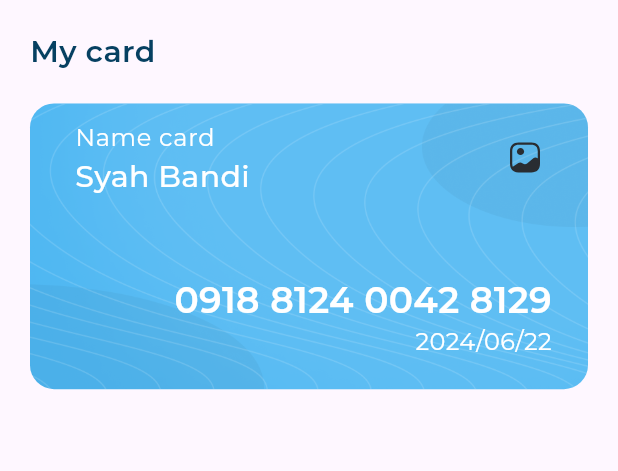
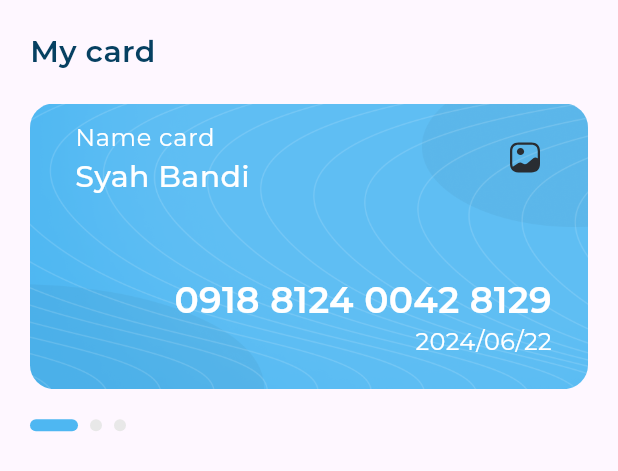
Before and after one commit to MohammadBeta/Expenses-UI, a Flutter app: the MyCardSection widget shown alone on an empty page, opened directly, on a phone screen of 412 x 824 dp. Shown: the top 471 px of the screen. Run offline on Flutter 3.47's test engine with Material 3 defaults, Android fonts, the phone set to English and light mode, and no system bars; drawn by our look-alikes of expandable_page_view; our stand-ins replace flutter_svg; project files that could hold a hidden picture were left out.

Commit message:
finish my card

```diff
--- /dev/null
+++ b/expenses_ui__application/lib/features/dashborad/presentaion/widgets/card_and_transations_section.dart
@@ -0,0 +1,20 @@
+import 'package:flutter/material.dart';
+
+import 'my_card_section.dart';
+
+class CardAndTransationsSection extends StatelessWidget {
+  const CardAndTransationsSection({super.key});
+
+  @override
+  Widget build(BuildContext context) {
+    return const Padding(
+      padding: EdgeInsets.only(top: 40, left: 12, right: 12),
+      child: Column(
+        crossAxisAlignment: CrossAxisAlignment.start,
+        children: [
+          MyCardSection(),
+        ],
+      ),
+    );
+  }
+}
--- /dev/null
+++ b/expenses_ui__application/lib/features/dashborad/presentaion/widgets/dots_indicator_row.dart
@@ -0,0 +1,26 @@
+import 'package:flutter/material.dart';
+
+class DotsindicatorRow extends StatelessWidget {
+  const DotsindicatorRow({super.key, required this.selectedIndex});
+  final int selectedIndex;
+
+  @override
+  Widget build(BuildContext context) {
+    return Row(
+      children: [
+        ...List.generate(3, (index) {
+          return Container(
+            margin: const EdgeInsets.only(right: 8),
+            height: 8,
+            width: index == selectedIndex ? 32 : 8,
+            decoration: BoxDecoration(
+                color: index == selectedIndex
+                    ? const Color(0xff4EB7F2)
+                    : const Color(0xffE8E8E8),
+                borderRadius: BorderRadius.circular(12)),
+          );
+        }),
+      ],
+    );
+  }
+}
--- a/expenses_ui__application/lib/features/dashborad/presentaion/widgets/layouts/desktop_dashborad_view.dart
+++ b/expenses_ui__application/lib/features/dashborad/presentaion/widgets/layouts/desktop_dashborad_view.dart
@@ -2,7 +2,8 @@ import 'package:expenses_ui__application/features/dashborad/presentaion/widgets/
 import 'package:expenses_ui__application/features/dashborad/presentaion/widgets/expenses.dart';
 import 'package:flutter/material.dart';
 
-import '../my_card.dart';
+import '../card_and_transations_section.dart';
+import '../my_card_section.dart';
 
 class DesktopDashboradView extends StatelessWidget {
   const DesktopDashboradView({super.key});
--- /dev/null
+++ b/expenses_ui__application/lib/features/dashborad/presentaion/widgets/my_card_section.dart
@@ -0,0 +1,66 @@
+import 'package:expandable_page_view/expandable_page_view.dart';
+import 'package:expenses_ui__application/core/utilis/constatnts/app_styles.dart';
+import 'package:expenses_ui__application/features/dashborad/presentaion/widgets/my_card_widget.dart';
+import 'package:flutter/material.dart';
+
+import 'dots_indicator_row.dart';
+
+class MyCardSection extends StatefulWidget {
+  const MyCardSection({super.key});
+
+  @override
+  State<MyCardSection> createState() => _MyCardSectionState();
+}
+
+class _MyCardSectionState extends State<MyCardSection> {
+  late PageController pageController;
+  int curIndex = 0;
+  @override
+  void initState() {
+    super.initState();
+    pageController = PageController();
+    pageController.addListener(() {
+      curIndex = pageController.page!.toInt();
+      setState(() {});
+    });
+  }
+
+  @override
+  void dispose() {
+    super.dispose();
+    pageController.dispose();
+  }
+
+  @override
+  Widget build(BuildContext context) {
+    return Padding(
+      padding: const EdgeInsets.all(20),
+      child: Column(
+        crossAxisAlignment: CrossAxisAlignment.start,
+        children: [
+          const Text(
+            "My card",
+            style: AppStyles.styleSemiBold20,
+          ),
+          const SizedBox(
+            height: 20,
+          ),
+          ExpandablePageView(
+            controller: pageController,
+            children: const [
+              MyCardWidget(),
+              MyCardWidget(),
+              MyCardWidget(),
+            ],
+          ),
+          const SizedBox(
+            height: 20,
+          ),
+          DotsindicatorRow(
+            selectedIndex: curIndex,
+          )
+        ],
+      ),
+    );
+  }
+}
--- a/expenses_ui__application/lib/features/dashborad/presentaion/widgets/my_card.dart
+++ b/expenses_ui__application/lib/features/dashborad/presentaion/widgets/my_card_widget.dart
@@ -1,26 +1,15 @@
-import 'package:expenses_ui__application/core/utilis/constatnts/app_images.dart';
-import 'package:expenses_ui__application/core/utilis/constatnts/app_styles.dart';
 import 'package:flutter/material.dart';
 import 'package:flutter_svg/flutter_svg.dart';
 
-class MyCardSection extends StatelessWidget {
-  const MyCardSection({super.key});
+import '../../../../core/utilis/constatnts/app_images.dart';
+import '../../../../core/utilis/constatnts/app_styles.dart';
+
+class MyCardWidget extends StatelessWidget {
+  const MyCardWidget({super.key});
 
   @override
   Widget build(BuildContext context) {
-    return Padding(
-      padding: const EdgeInsets.all(20),
-      child: Column(
-        crossAxisAlignment: CrossAxisAlignment.start,
-        children: [
-          const Text(
-            "My card",
-            style: AppStyles.styleSemiBold20,
-          ),
-          const SizedBox(
-            height: 20,
-          ),
-          AspectRatio(
+    return AspectRatio(
             aspectRatio: 420 / 215,
             child: Container(
               decoration: BoxDecoration(
@@ -74,24 +63,6 @@ class MyCardSection extends StatelessWidget {
                 ],
               ),
             ),
-          )
-        ],
-      ),
-    );
+          );
   }
 }
-
-class CardAndTransationsSection extends StatelessWidget {
-  const CardAndTransationsSection({super.key});
-
-  @override
-  Widget build(BuildContext context) {
-    return const Padding(
-      padding: EdgeInsets.only(top: 40, left: 12, right: 12),
-      child: Column(
-        crossAxisAlignment: CrossAxisAlignment.start,
-        children: [MyCardSection()],
-      ),
-    );
-  }
-}
```
Also changed, not shown: expenses_ui__application/pubspec.yaml (+1 -6 lines), expenses_ui__application/lib/features/dashborad/presentaion/widgets/my_card_page_view.dart (added), expenses_ui__application/pubspec.lock.
